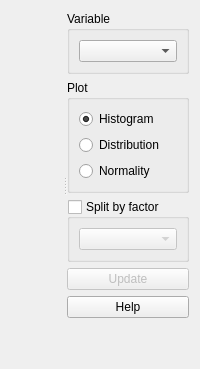
This is tse_analytics/views/analysis/exploration_widget.ui in TSE-Systems/tse-analytics as Qt 5 draws it before an edit. The edited form follows.
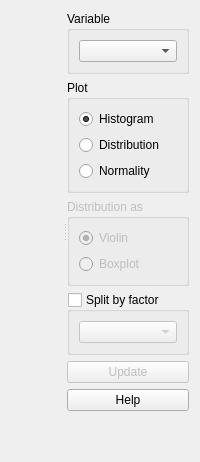
This is the edited form. Icons and pictures are not drawn. Custom widgets are drawn as their Qt base class.

Commit message: Migration of Timeseries widgets to new UI layout.

```diff
--- a/tse_analytics/views/analysis/exploration_widget.ui
+++ b/tse_analytics/views/analysis/exploration_widget.ui
@@ -63,6 +63,35 @@
          </layout>
         </widget>
        </item>
+       <item>
+        <widget class="QGroupBox" name="groupBoxDistribution">
+         <property name="enabled">
+          <bool>false</bool>
+         </property>
+         <property name="title">
+          <string>Distribution as</string>
+         </property>
+         <layout class="QVBoxLayout" name="verticalLayout_6">
+          <item>
+           <widget class="QRadioButton" name="radioButtonViolin">
+            <property name="text">
+             <string>Violin</string>
+            </property>
+            <property name="checked">
+             <bool>true</bool>
+            </property>
+           </widget>
+          </item>
+          <item>
+           <widget class="QRadioButton" name="radioButtonBoxplot">
+            <property name="text">
+             <string>Boxplot</string>
+            </property>
+           </widget>
+          </item>
+         </layout>
+        </widget>
+       </item>
        <item>
         <widget class="QGroupBox" name="groupBoxSplitBy">
          <property name="title">
```
The commit also changes 12 other files.
